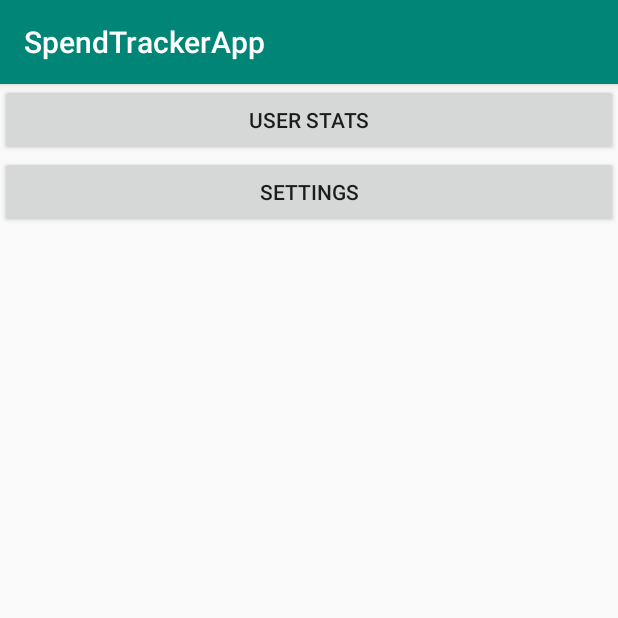
After one commit to XhenryZhang/SpendTracker, an Android app: the fragment Menu shown on its own in the app's theme, on a phone screen of 412 x 824 dp, the top half of it. The commit adds this screen. Run offline under Robolectric (Android 15) with nearby library versions, the phone set to English and light mode, and no system bars.

```diff
--- a/app/build.gradle
+++ b/app/build.gradle
@@ -22,6 +22,7 @@ dependencies {
     implementation fileTree(dir: 'libs', include: ['*.jar'])
     implementation 'com.android.support:appcompat-v7:27.1.1'
     implementation 'com.android.support.constraint:constraint-layout:1.1.3'
+    implementation 'com.android.support:support-v4:27.1.1'
     testImplementation 'junit:junit:4.12'
     androidTestImplementation 'com.android.support.test:runner:1.0.2'
     androidTestImplementation 'com.android.support.test.espresso:espresso-core:3.0.2'
--- a/app/src/main/java/com/example/spendtrackerapp/AddEntryActivity.java
+++ b/app/src/main/java/com/example/spendtrackerapp/AddEntryActivity.java
@@ -15,7 +15,7 @@ public class AddEntryActivity extends AppCompatActivity {
     EditText category;
     EditText date;
     EditText amount;
-    String regex = "^(1[0-2]|0[1-9])/(3[01]|[12][0-9]|0[1-9])/(19|20)[0-9]{2}$"; // allows 1900-2099
+    String regex = "^(1[0-2]|0[1-9])/(3[01]|[12][0-9]|0[1-9])/(2)[0-9]{3}$"; // allows 1900-2099
     Pattern p = Pattern.compile(regex);
     Matcher m;
 
--- /dev/null
+++ b/app/src/main/java/com/example/spendtrackerapp/Menu.java
@@ -0,0 +1,29 @@
+package com.example.spendtrackerapp;
+
+
+import android.os.Bundle;
+import android.support.v4.app.Fragment;
+import android.view.LayoutInflater;
+import android.view.View;
+import android.view.ViewGroup;
+
+
+/**
+ * A simple {@link Fragment} subclass.
+ */
+public class Menu extends Fragment {
+
+
+    public Menu() {
+        // Required empty public constructor
+    }
+
+
+    @Override
+    public View onCreateView(LayoutInflater inflater, ViewGroup container,
+                             Bundle savedInstanceState) {
+        // Inflate the layout for this fragment
+        return inflater.inflate(R.layout.fragment_menu, container, false);
+    }
+
+}
--- /dev/null
+++ b/app/src/main/res/layout/fragment_menu.xml
@@ -0,0 +1,21 @@
+<?xml version="1.0" encoding="utf-8"?>
+<LinearLayout xmlns:android="http://schemas.android.com/apk/res/android"
+    xmlns:tools="http://schemas.android.com/tools"
+    android:layout_width="match_parent"
+    android:layout_height="match_parent"
+    android:orientation="vertical"
+    tools:context=".Menu"
+    android:id="@+id/fuck">
+
+    <Button
+        android:id="@+id/statsButton"
+        android:layout_width="match_parent"
+        android:layout_height="wrap_content"
+        android:text="User Stats" />
+
+    <Button
+        android:id="@+id/settingsButton"
+        android:layout_width="match_parent"
+        android:layout_height="wrap_content"
+        android:text="Settings" />
+</LinearLayout>
--- a/app/src/main/res/values/strings.xml
+++ b/app/src/main/res/values/strings.xml
@@ -1,3 +1,6 @@
 <resources>
     <string name="app_name">SpendTrackerApp</string>
+
+    <!-- TODO: Remove or change this placeholder text -->
+    <string name="hello_blank_fragment">Hello blank fragment</string>
 </resources>
```
Also changed, not shown: app/src/main/java/com/example/spendtrackerapp/MainActivity.java (+26 -0 lines), app/src/main/res/drawable/ic_menu_black_24dp.xml (added, +9 -0 lines), app/src/main/res/menu/title_bar.xml (added, +11 -0 lines).
